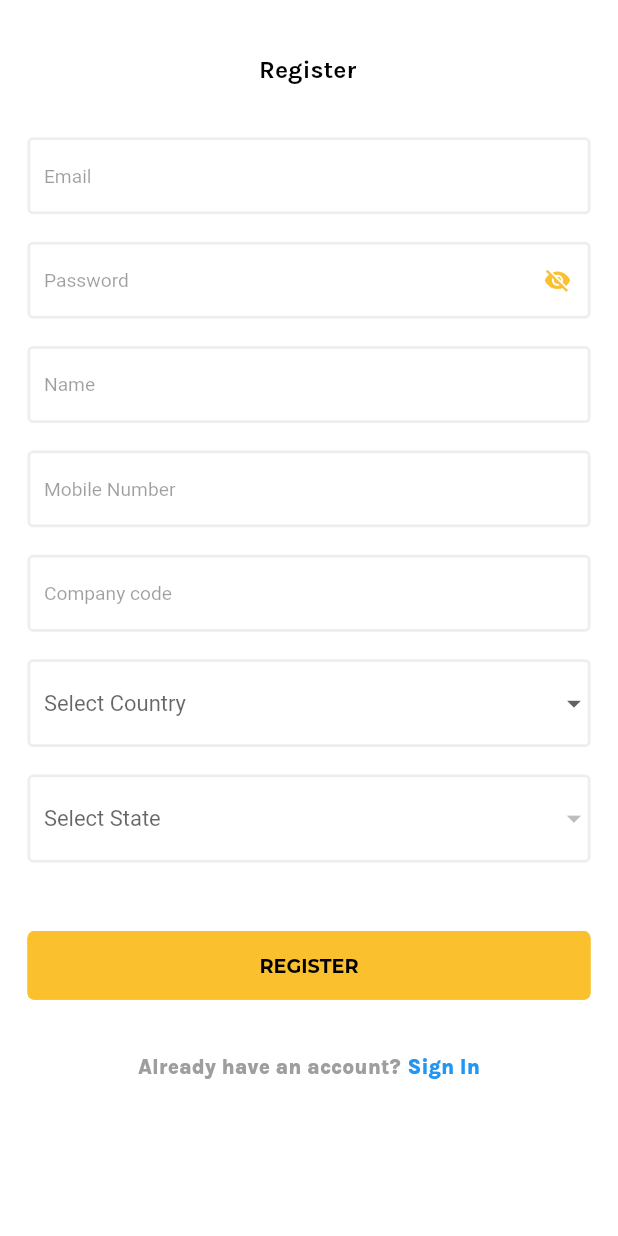
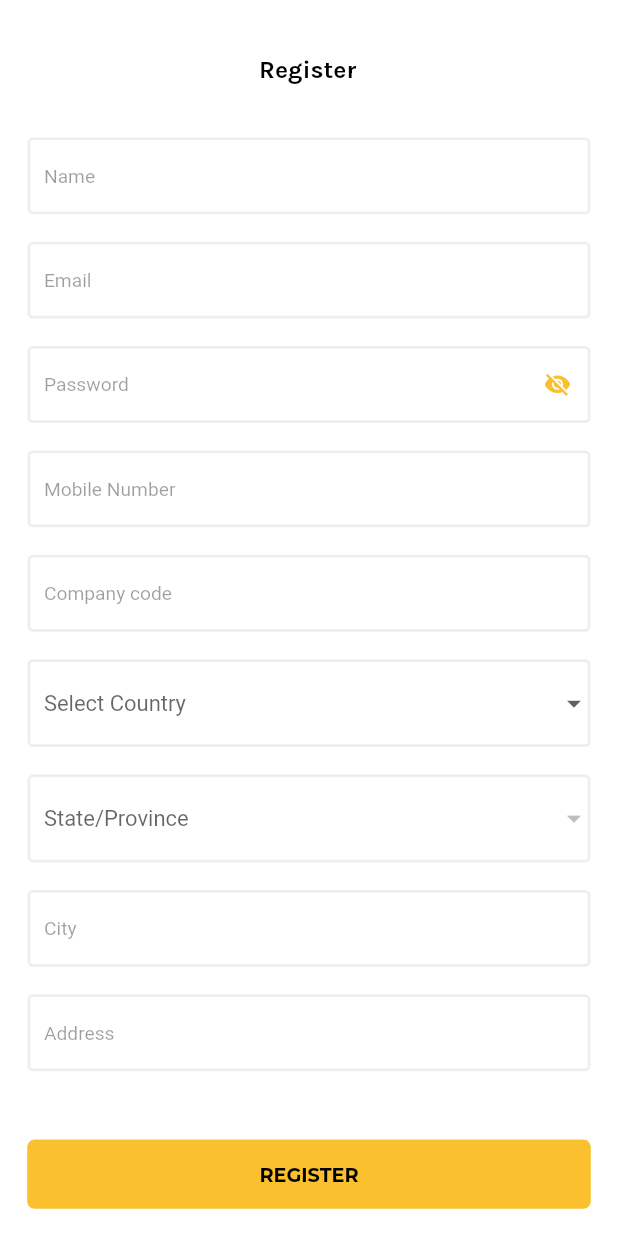
Before and after one commit to deepakCodepaper/signtracker-mobile-cp, a Flutter app: the RegisterPage screen opened by its route, on a phone screen of 412 x 824 dp. Run offline on Flutter 3.47's test engine with Material 2 defaults, Android fonts, the phone set to English and light mode, and no system bars; our stand-ins replace badges, bloc, built_collection, built_value, cached_network_image, dio and 21 more; missing offline and left inert: dio_http_cache, filesize, flutter_ringtone_player, onesignal_flutter, smart_select; accounts and stored records are empty; generated files the repository leaves out were written again; statements that could not run were skipped.

Commit message:
Update the code with m1 compatible and completed universal link, email sending issue, update check signs text and signup form updated.

```diff
--- a/lib/blocs/login/login_bloc.dart
+++ b/lib/blocs/login/login_bloc.dart
@@ -66,9 +66,9 @@ class LoginBloc extends Bloc<LoginEvent, LoginState> {
     String countryCode,
     String stateCode,
   ) {
+    if (name.isEmpty) return 'Name is required!';
     if (username.isEmpty) return 'Username is required!';
     if (password.isEmpty) return 'Password is required!';
-    if (name.isEmpty) return 'Name is required!';
     if (mobile.isEmpty) return 'Mobile number is required!';
     if (companyCode.isEmpty) return 'Company code is required!';
     if (countryCode.isEmpty) return 'Country is required!';
--- a/lib/feature/project/create/initialize_project_page.dart
+++ b/lib/feature/project/create/initialize_project_page.dart
@@ -487,7 +487,7 @@ class _InitializeProjectPageState extends State<InitializeProjectPage> {
                           textAlign: TextAlign.center,
                           keyboardType: TextInputType.text,
                           inputFormatters: [
-                            FilteringTextInputFormatter(new RegExp('[ ]'))
+                            FilteringTextInputFormatter.allow(new RegExp('[ ]'))
                           ],
                         ),
                       ),
--- a/lib/feature/project/update/open_project_page.dart
+++ b/lib/feature/project/update/open_project_page.dart
@@ -161,7 +161,7 @@ class _OpenProjectPageState extends State<OpenProjectPage> {
         onPressed: () => navigateToProjectMapPage(),
       ),
       CardButtons(
-          text: 'Check Sign',
+          text: 'Check Signs',
           imagePath: 'assets/drawables/check_signs.svg',
           onPressed: () {
             Navigator.pushNamed(
--- a/lib/feature/register/register_page.dart
+++ b/lib/feature/register/register_page.dart
@@ -24,11 +24,13 @@ class RegisterPage extends StatefulWidget {
 class _RegisterPageState extends State<RegisterPage> {
   bool rememberMe = true;
   LoginBloc bloc;
+  TextEditingController nameController = TextEditingController();
   TextEditingController usernameController = TextEditingController();
   TextEditingController passwordController = TextEditingController();
-  TextEditingController nameController = TextEditingController();
   TextEditingController mobileController = TextEditingController();
   TextEditingController companyController = TextEditingController();
+  TextEditingController cityController = TextEditingController();
+  TextEditingController addressController = TextEditingController();
 
   // Initially password is obscure
   bool _obscureText = true;
@@ -211,6 +213,35 @@ class _RegisterPageState extends State<RegisterPage> {
                   Padding(
                     padding: EdgeInsets.symmetric(horizontal: 20),
                     child: TextField(
+                      controller: nameController,
+                      enabled: !(state is LoginLoading),
+                      style: textTheme.bodyText2.copyWith(
+                        color: Colors.yellow[700],
+                      ),
+                      decoration: InputDecoration(
+                        enabledBorder: OutlineInputBorder(
+                          borderSide: BorderSide(
+                            color: Colors.grey[200],
+                            width: 2,
+                          ),
+                        ),
+                        focusedBorder: OutlineInputBorder(
+                          borderSide: BorderSide(
+                            color: Colors.yellow[700],
+                            width: 2,
+                          ),
+                        ),
+                        hintText: 'Name',
+                        hintStyle: textTheme.bodyText2.copyWith(
+                          color: Colors.black38,
+                        ),
+                      ),
+                    ),
+                  ),
+                  SizedBox(height: 20),
+                  Padding(
+                    padding: EdgeInsets.symmetric(horizontal: 20),
+                    child: TextField(
                       controller: usernameController,
                       enabled: !(state is LoginLoading),
                       style: textTheme.bodyText2.copyWith(
@@ -271,35 +302,6 @@ class _RegisterPageState extends State<RegisterPage> {
                           ),
                         ),
                         hintText: 'Password',
-                        hintStyle: textTheme.bodyText2.copyWith(
-                          color: Colors.black38,
-                        ),
-                      ),
-                    ),
-                  ),
-                  SizedBox(height: 20),
-                  Padding(
-                    padding: EdgeInsets.symmetric(horizontal: 20),
-                    child: TextField(
-                      controller: nameController,
-                      enabled: !(state is LoginLoading),
-                      style: textTheme.bodyText2.copyWith(
-                        color: Colors.yellow[700],
-                      ),
-                      decoration: InputDecoration(
-                        enabledBorder: OutlineInputBorder(
-                          borderSide: BorderSide(
-                            color: Colors.grey[200],
-                            width: 2,
-                          ),
-                        ),
-                        focusedBorder: OutlineInputBorder(
-                          borderSide: BorderSide(
-                            color: Colors.yellow[700],
-                            width: 2,
-                          ),
-                        ),
-                        hintText: 'Name',
                         hintStyle: textTheme.bodyText2.copyWith(
                           color: Colors.black38,
                         ),
@@ -425,7 +427,7 @@ class _RegisterPageState extends State<RegisterPage> {
                             width: 2,
                           ),
                         ),
-                        hintText: 'Select State',
+                        hintText: 'State/Province',
                         hintStyle: textTheme.bodyText2.copyWith(
                           color: Colors.black38,
                         ),
@@ -445,6 +447,64 @@ class _RegisterPageState extends State<RegisterPage> {
                           ),
                         );
                       }).toList(),
+                    ),
+                  ),
+                  SizedBox(height: 20),
+                  Padding(
+                    padding: EdgeInsets.symmetric(horizontal: 20),
+                    child: TextField(
+                      controller: cityController,
+                      enabled: !(state is LoginLoading),
+                      style: textTheme.bodyText2.copyWith(
+                        color: Colors.yellow[700],
+                      ),
+                      decoration: InputDecoration(
+                        enabledBorder: OutlineInputBorder(
+                          borderSide: BorderSide(
+                            color: Colors.grey[200],
+                            width: 2,
+                          ),
+                        ),
+                        focusedBorder: OutlineInputBorder(
+                          borderSide: BorderSide(
+                            color: Colors.yellow[700],
+                            width: 2,
+                          ),
+                        ),
+                        hintText: 'City',
+                        hintStyle: textTheme.bodyText2.copyWith(
+                          color: Colors.black38,
+                        ),
+                      ),
+                    ),
+                  ),
+                  SizedBox(height: 20),
+                  Padding(
+                    padding: EdgeInsets.symmetric(horizontal: 20),
+                    child: TextField(
+                      controller: addressController,
+                      enabled: !(state is LoginLoading),
+                      style: textTheme.bodyText2.copyWith(
+                        color: Colors.yellow[700],
+                      ),
+                      decoration: InputDecoration(
+                        enabledBorder: OutlineInputBorder(
+                          borderSide: BorderSide(
+                            color: Colors.grey[200],
+                            width: 2,
+                          ),
+                        ),
+                        focusedBorder: OutlineInputBorder(
+                          borderSide: BorderSide(
+                            color: Colors.yellow[700],
+                            width: 2,
+                          ),
+                        ),
+                        hintText: 'Address',
+                        hintStyle: textTheme.bodyText2.copyWith(
+                          color: Colors.black38,
+                        ),
+                      ),
                     ),
                   ),
                   SizedBox(height: 50),
@@ -494,6 +554,7 @@ class _RegisterPageState extends State<RegisterPage> {
                       ],
                     ),
                   ),
+                  SizedBox(height: 40),
                 ],
               ),
             ),
--- a/lib/network/sign_tracker_client.dart
+++ b/lib/network/sign_tracker_client.dart
@@ -8,7 +8,8 @@ import 'package:signtracker/api/apis/users_api.dart';
 import 'package:signtracker/utilities/token_helper.dart';
 
 class SignTrackerClient {
-  final String _apiBaseUrl = 'https://api.thesigntracker.com/api/v1/';
+  //final String _apiBaseUrl = 'https://api.thesigntracker.com/api/v1/';
+  final String _apiBaseUrl = 'http://api.thesigntracker.online/api/v1/';
 
   Future<String> _getToken() async => await TokenHelper().getToken();
 
--- a/lib/repository/project_repository.dart
+++ b/lib/repository/project_repository.dart
@@ -9,6 +9,7 @@ import 'package:signtracker/api/model/request/update_project_request.dart';
 import 'package:signtracker/api/model/schedule.dart';
 import 'package:signtracker/api/model/sign_project.dart';
 import 'package:signtracker/api/model/template.dart';
+import 'package:signtracker/blocs/sub_project/create_sub_project_bloc.dart';
 import 'package:signtracker/network/sign_tracker_client.dart';
 import 'package:signtracker/utilities/token_helper.dart';
 
--- a/lib/repository/user_repository.dart
+++ b/lib/repository/user_repository.dart
@@ -19,15 +19,18 @@ class UserRepository {
   }) async {
     final api = authClient.getAuthApi();
     final result = await api.login(username, password);
+    print(result.toString());
     if (result is Login &&
         result?.success == true &&
         result?.accessToken != null &&
         result?.user != null) {
+      print("success");
       tokenHelper.persistName(result.user.name);
       tokenHelper.persistToken(result.accessToken);
       tokenHelper.persistCountryCode(result.user.countryCode);
       tokenHelper.persistStateCode(result.user.stateCode);
     }
+    print("fail");
     return result;
   }
 
```
Also changed, not shown: lib/api/apis/auth_api.dart (+7 -4 lines), lib/api/apis/project_api.dart (+33 -8 lines), lib/utilities/app_flavors.dart (+7 -2 lines), lib/api/model/sign_project.g.dart, 8 other files.
